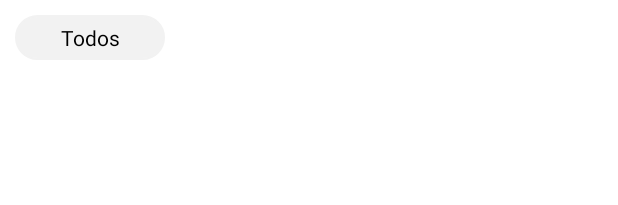
After one commit to MauricioHub/WatchMovies, an Android app: the layout item_category.xml on its own in the app's theme, with its tools: preview values and no code run, on a phone screen of 412 x 824 dp. The commit adds this screen. Shown: the top 205 px of the screen. Run offline under Robolectric (Android 15) with nearby library versions, the phone set to English and light mode, and no system bars; network calls fail.

Commit message:
horizontal recyclerView (for Categories) added.

```diff
--- a/app/src/main/java/com/example/watchmovies/data/MovieRepository.kt
+++ b/app/src/main/java/com/example/watchmovies/data/MovieRepository.kt
@@ -9,4 +9,8 @@ class MovieRepository {
     suspend fun getAllFavoriteMovies(): List<MovieModel> {
         return api.getFavoriteMovies()
     }
+
+    suspend fun getAllRatedMovies(): List<MovieModel> {
+        return api.getRatedMovies()
+    }
 }
--- /dev/null
+++ b/app/src/main/java/com/example/watchmovies/data/model/CategoryModel.kt
@@ -0,0 +1,3 @@
+package com.example.watchmovies.data.model
+
+data class CategoryModel(val name: String)
--- a/app/src/main/java/com/example/watchmovies/data/network/MovieApiClient.kt
+++ b/app/src/main/java/com/example/watchmovies/data/network/MovieApiClient.kt
@@ -10,4 +10,8 @@ interface MovieApiClient {
     @GET("account/624b4f44bdc34c004e694593/movie/favorites")
     suspend fun getFavoriteMovies(@Header("Authorization") authorization:String,
                                   @Header("Content-Type") application:String = "application/json;charset=utf-8"): Response<DataMovie>
+
+    @GET("account/624b4f44bdc34c004e694593/movie/rated")
+    suspend fun getRatedMovies(@Header("Authorization") authorization:String,
+                                  @Header("Content-Type") application:String = "application/json;charset=utf-8"): Response<DataMovie>
 }
--- /dev/null
+++ b/app/src/main/res/drawable/corner_round_directory.xml
@@ -0,0 +1,21 @@
+<?xml version="1.0" encoding="utf-8"?>
+<selector xmlns:android="http://schemas.android.com/apk/res/android">
+    <item>
+        <shape>
+            <gradient
+                android:startColor="#f2f2f2"
+                android:endColor="#f2f2f2"
+                android:angle="270" />
+            <stroke
+                android:width="1dp"
+                android:color="#f2f2f2" />
+            <corners
+                android:radius="50dp" />
+            <padding
+                android:left="3dp"
+                android:top="3dp"
+                android:right="3dp"
+                android:bottom="3dp" />
+        </shape>
+    </item>
+</selector>
--- /dev/null
+++ b/app/src/main/res/layout/item_category.xml
@@ -0,0 +1,28 @@
+<?xml version="1.0" encoding="utf-8"?>
+<RelativeLayout
+    xmlns:android="http://schemas.android.com/apk/res/android"
+    xmlns:tools="http://schemas.android.com/tools"
+    xmlns:app="http://schemas.android.com/apk/res-auto"
+    android:layout_width="wrap_content"
+    android:layout_height="wrap_content">
+
+    <LinearLayout
+        android:id="@+id/categoryLayout"
+        android:layout_width="100dp"
+        android:layout_height="30dp"
+        android:layout_gravity="center_vertical"
+        android:layout_marginLeft="10dp"
+        android:layout_marginTop="10dp"
+        android:layout_marginBottom="10dp"
+        android:background="@drawable/corner_round_directory">
+
+        <TextView
+            android:id="@+id/tvCategoryName"
+            android:layout_width="match_parent"
+            android:layout_height="match_parent"
+            android:gravity="center"
+            android:text="Todos"
+            android:textColor="@color/black"/>
+    </LinearLayout>
+
+</RelativeLayout>
```
Also changed, not shown: app/src/main/java/com/example/watchmovies/data/network/MovieService.kt (+7 -0 lines), app/src/main/java/com/example/watchmovies/domain/GetRatedUseCase.kt (added, +11 -0 lines), app/src/main/java/com/example/watchmovies/ui/view/activities/MainActivity.kt (+30 -3 lines), app/src/main/java/com/example/watchmovies/ui/view/adapters/CategoryAdapter.kt (added, +23 -0 lines), app/src/main/java/com/example/watchmovies/ui/view/holders/CategoryHolder.kt (added, +16 -0 lines), app/src/main/java/com/example/watchmovies/ui/viewmodel/MovieViewModel.kt (+17 -3 lines), app/src/main/res/layout/activity_main.xml (+31 -10 lines).
